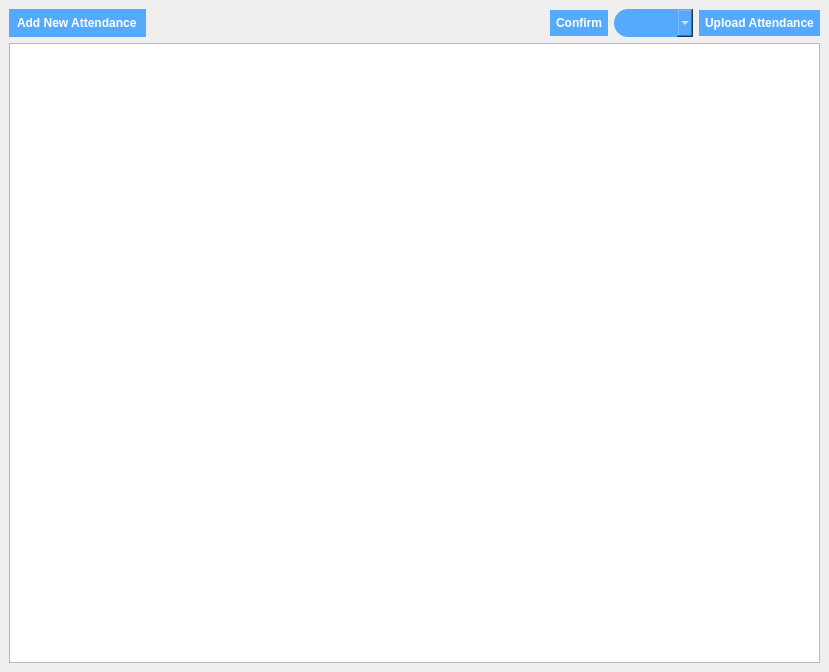
ahmedivy/hr-ms, file ui/screens/addattendance.ui: the form before one commit.
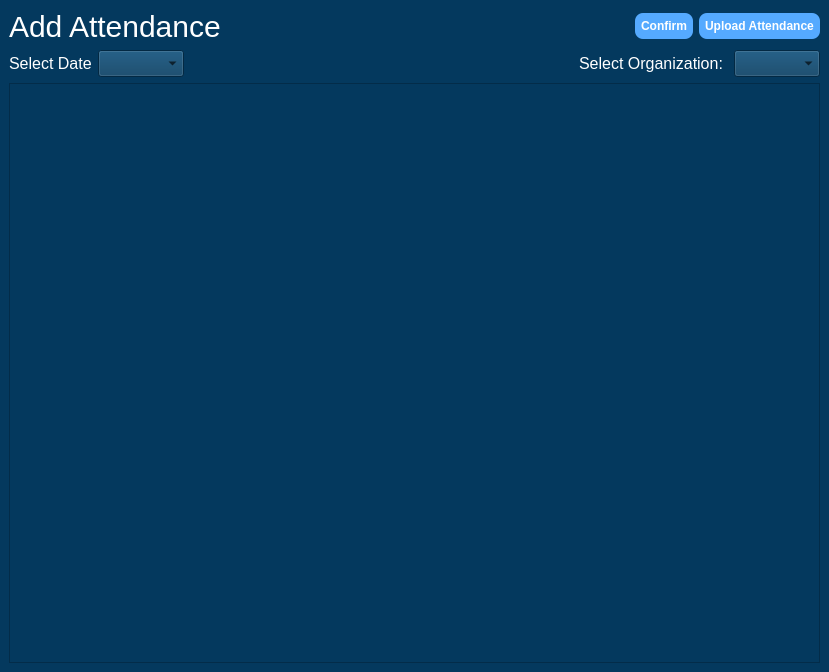
The form after the commit.

The edit to the form file:
```diff
--- a/ui/screens/addattendance.ui
+++ b/ui/screens/addattendance.ui
@@ -13,24 +13,25 @@
   <property name="windowTitle">
    <string>MainWindow</string>
   </property>
+  <property name="styleSheet">
+   <string notr="true">background-color:#04395e;</string>
+  </property>
   <widget class="QWidget" name="centralwidget">
    <layout class="QHBoxLayout" name="horizontalLayout">
     <item>
-     <layout class="QVBoxLayout" name="mainLayout" stretch="3,7">
+     <layout class="QVBoxLayout" name="mainLayout" stretch="2,7">
       <item>
-       <layout class="QHBoxLayout" name="titleLayout">
+       <layout class="QVBoxLayout" name="verticalLayout">
+        <item>
+         <layout class="QHBoxLayout" name="horizontalLayout_2">
         <item>
          <widget class="QLabel" name="label">
           <property name="styleSheet">
-           <string notr="true">background-color: rgb(85, 170, 255);
-color:white;
-font:bold;
-padding: 5px;
-border-radius:15px;
-</string>
+             <string notr="true">color: white;
+font-size: 30px;</string>
           </property>
           <property name="text">
-           <string>Add New Attendance</string>
+             <string>Add Attendance</string>
           </property>
          </widget>
         </item>
@@ -54,7 +55,7 @@
 color:white;
 font:bold;
 padding: 6px;
-border-radius:14px;
+border-radius:8px;
 </string>
           </property>
           <property name="text">
@@ -62,21 +63,6 @@
           </property>
          </widget>
         </item>
-        <item>
-         <widget class="QComboBox" name="dateField">
-          <property name="mouseTracking">
-           <bool>false</bool>
-          </property>
-          <property name="styleSheet">
-           <string notr="true">background-color: rgb(85, 170, 255);
-color:white;
-font:bold;
-padding: 6px;
-border-radius:14px;
-</string>
-          </property>
-         </widget>
-        </item>
         <item>
          <widget class="QPushButton" name="uploadButton">
           <property name="styleSheet">
@@ -84,13 +70,68 @@
 color:white;
 font:bold;
 padding: 6px;
-border-radius:14px;
+border-radius:8px;
 </string>
           </property>
           <property name="text">
            <string>Upload Attendance</string>
           </property>
          </widget>
+          </item>
+         </layout>
+        </item>
+        <item>
+         <layout class="QHBoxLayout" name="horizontalLayout_3">
+          <item>
+           <widget class="QLabel" name="label_3">
+            <property name="styleSheet">
+             <string notr="true">font-size: 16px;
+color: white</string>
+            </property>
+            <property name="text">
+             <string>Select Date</string>
+            </property>
+           </widget>
+          </item>
+          <item>
+           <widget class="QComboBox" name="dateField">
+            <property name="styleSheet">
+             <string notr="true">font-size: 16px</string>
+            </property>
+           </widget>
+          </item>
+          <item>
+           <spacer name="horizontalSpacer_2">
+            <property name="orientation">
+             <enum>Qt::Horizontal</enum>
+            </property>
+            <property name="sizeHint" stdset="0">
+             <size>
+              <width>40</width>
+              <height>20</height>
+             </size>
+            </property>
+           </spacer>
+          </item>
+          <item>
+           <widget class="QLabel" name="label_2">
+            <property name="styleSheet">
+             <string notr="true">font-size:16px;
+color: white</string>
+            </property>
+            <property name="text">
+             <string>Select Organization: </string>
+            </property>
+           </widget>
+          </item>
+          <item>
+           <widget class="QComboBox" name="orgField">
+            <property name="styleSheet">
+             <string notr="true">font-size: 16px</string>
+            </property>
+           </widget>
+          </item>
+         </layout>
         </item>
        </layout>
       </item>
```
Lines whose indentation alone changed are shown as unchanged.
